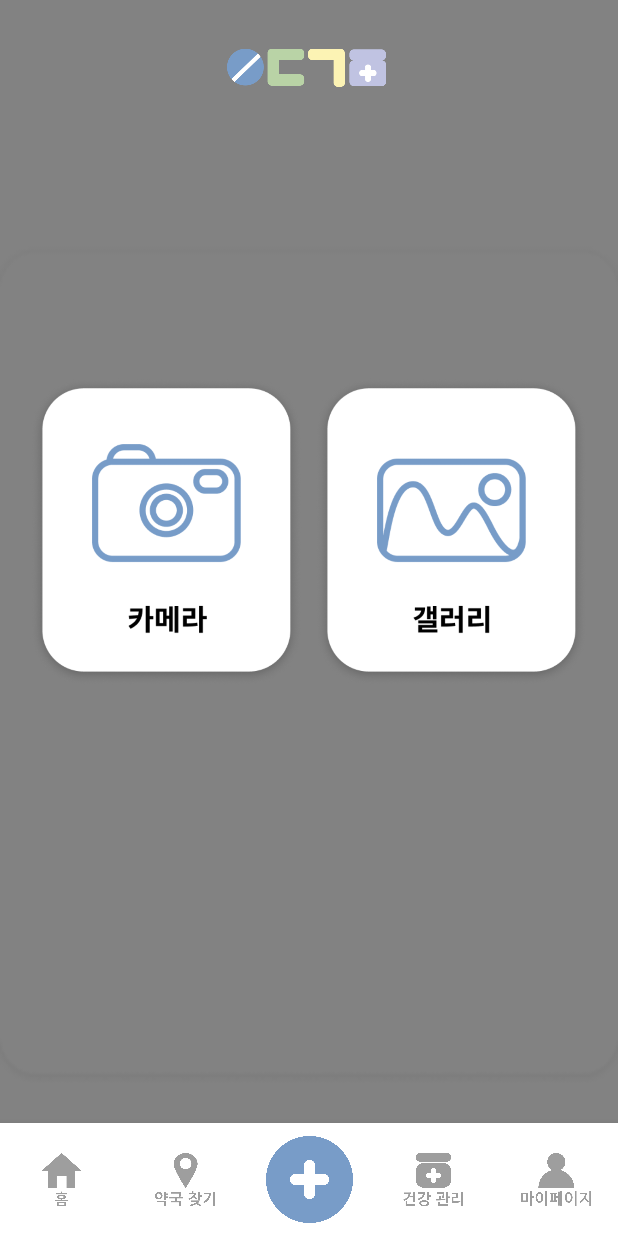
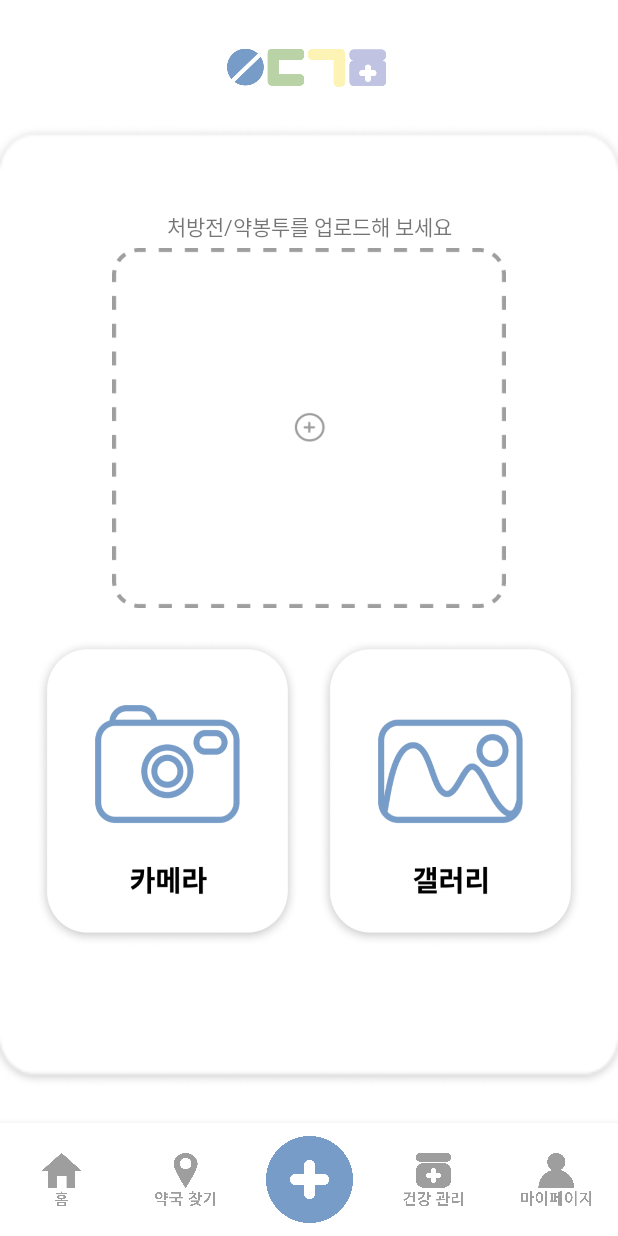
Before and after one commit to tansaurus/SWU-GURU2-9, an Android app: the NaviActivity screen opened directly, with no data from a screen before it, item 3 of the bottom bar chosen, on a phone screen of 412 x 824 dp. Run offline under Robolectric (Android 15) with nearby library versions, the phone set to English and light mode, and no system bars; libraries missing offline, so code that uses them is left out: com.google.mlkit.vision.

Commit message:
1. 화면 전환 애니메이션 2. 마커 커스텀 3. 캘린더 선택 날짜를 오늘로 기본 설정 4. 캘린더 일정 입력하지 않고 등록 누를 시 토스트 출력 5. 업로드 화면 디자인 출력

```diff
--- a/app/src/main/java/om/androidbook/medicine4/NaviActivity.kt
+++ b/app/src/main/java/om/androidbook/medicine4/NaviActivity.kt
@@ -13,13 +13,10 @@
 private const val TAG_UPLOAD = "upload_fragment"
 private const val TAG_MANAGEMENT = "management_fragment"
 private const val TAG_MYPAGE = "mypage_fragment"
-private const val TAG_PROFILE_EDIT = "mypage_profile_edit_fragment"
 
 class NaviActivity : AppCompatActivity() {
 
     private lateinit var binding: ActivityNaviBinding
-
-
 
     override fun onCreate(savedInstanceState: Bundle?) {
         super.onCreate(savedInstanceState)
@@ -45,6 +42,14 @@
     private fun setFragment(tag: String, fragment: Fragment) {
         val manager: FragmentManager = supportFragmentManager
         val fragTransaction = manager.beginTransaction()
+
+        // 애니메이션 추가
+        fragTransaction.setCustomAnimations(
+            R.anim.slide_in_right,
+            R.anim.slide_out_left,
+            R.anim.slide_in_right,
+            R.anim.slide_out_left
+        )
 
         if (manager.findFragmentByTag(tag) == null) {
             fragTransaction.add(R.id.mainFrameLayout, fragment, tag)
--- /dev/null
+++ b/app/src/main/res/anim/slide_in_right.xml
@@ -0,0 +1,7 @@
+<?xml version="1.0" encoding="utf-8"?>
+<set xmlns:android="http://schemas.android.com/apk/res/android">
+    <translate
+        android:fromXDelta="100%p"
+        android:toXDelta="0"
+        android:duration="500"/>
+</set>
--- /dev/null
+++ b/app/src/main/res/anim/slide_out_left.xml
@@ -0,0 +1,7 @@
+<?xml version="1.0" encoding="utf-8"?>
+<set xmlns:android="http://schemas.android.com/apk/res/android">
+    <translate
+        android:fromXDelta="0"
+        android:toXDelta="-100%p"
+        android:duration="500"/>
+</set>
--- /dev/null
+++ b/app/src/main/res/drawable/baseline_add_comment_24.xml
@@ -0,0 +1,5 @@
+<vector android:height="24dp" android:tint="#898F99"
+    android:viewportHeight="24" android:viewportWidth="24"
+    android:width="24dp" xmlns:android="http://schemas.android.com/apk/res/android">
+    <path android:fillColor="@android:color/white" android:pathData="M21.99,4c0,-1.1 -0.89,-2 -1.99,-2H4c-1.1,0 -2,0.9 -2,2v12c0,1.1 0.9,2 2,2h14l4,4 -0.01,-18zM17,11h-4v4h-2v-4H7V9h4V5h2v4h4v2z"/>
+</vector>
--- a/app/src/main/res/layout/fragment_upload.xml
+++ b/app/src/main/res/layout/fragment_upload.xml
@@ -1,5 +1,6 @@
 <?xml version="1.0" encoding="utf-8"?>
 <RelativeLayout xmlns:android="http://schemas.android.com/apk/res/android"
+    xmlns:app="http://schemas.android.com/apk/res-auto"
     xmlns:tools="http://schemas.android.com/tools"
     android:layout_width="match_parent"
     android:layout_height="match_parent"
@@ -18,6 +19,21 @@
         android:layout_marginRight="102dp"
         android:src="@drawable/title_small_image" />
 
+    <!-- 업로드 화면 문구 -->
+    <TextView
+        android:id="@+id/textView3"
+        android:layout_width="wrap_content"
+        android:layout_height="wrap_content"
+        android:layout_alignParentStart="true"
+        android:layout_alignParentTop="true"
+        android:layout_alignParentEnd="true"
+        android:layout_marginStart="64dp"
+        android:layout_marginTop="140dp"
+        android:layout_marginEnd="64dp"
+        android:fontFamily="@font/sejonghospital"
+        android:textAlignment="center"
+        android:text="처방전/약봉투를 업로드해 보세요"
+        android:textSize="14sp" />
 
     <!-- 카메라 버튼 -->
     <androidx.appcompat.widget.AppCompatButton
@@ -27,9 +43,9 @@
         android:layout_alignParentLeft="true"
         android:layout_alignParentTop="true"
         android:layout_alignParentRight="true"
-        android:layout_marginLeft="20dp"
-        android:layout_marginTop="252dp"
-        android:layout_marginRight="210dp"
+        android:layout_marginLeft="23dp"
+        android:layout_marginTop="426dp"
+        android:layout_marginRight="212dp"
         android:background="@drawable/camera_button_background"
         tools:ignore="SpeakableTextPresentCheck" />
 
@@ -41,9 +57,21 @@
         android:layout_alignParentLeft="true"
         android:layout_alignParentTop="true"
         android:layout_alignParentRight="true"
-        android:layout_marginLeft="210dp"
-        android:layout_marginTop="252dp"
-        android:layout_marginRight="20dp"
+        android:layout_marginLeft="212dp"
+        android:layout_marginTop="426dp"
+        android:layout_marginRight="23dp"
         android:background="@drawable/gallery_button_background"
         tools:ignore="SpeakableTextPresentCheck" />
+
+    <ImageView
+        android:id="@+id/imageView3"
+        android:layout_width="323dp"
+        android:layout_height="240dp"
+        android:layout_alignParentStart="true"
+        android:layout_alignParentTop="true"
+        android:layout_alignParentEnd="true"
+        android:layout_marginStart="23dp"
+        android:layout_marginTop="165dp"
+        android:layout_marginEnd="23dp"
+        android:src="@drawable/upload_image_background" />
 </RelativeLayout>
--- a/app/src/main/res/layout/schedulelist.xml
+++ b/app/src/main/res/layout/schedulelist.xml
@@ -2,7 +2,7 @@
 <FrameLayout
     xmlns:android="http://schemas.android.com/apk/res/android"
     android:layout_width="match_parent"
-    android:layout_height="60dp"
+    android:layout_height="70dp"
 
     android:padding="16dp">
 
@@ -28,7 +28,7 @@
         android:layout_marginLeft="30dp"
         android:layout_marginTop="0dp"
         android:fontFamily="@font/sejonghospitalbold"
-        android:textAlignment="center"
+        android:textAlignment="viewStart"
         android:textSize="13sp"
         android:textStyle="bold" />
 
@@ -42,7 +42,7 @@
         android:layout_marginLeft="30dp"
         android:layout_marginTop="20dp"
         android:fontFamily="@font/sejonghospitalbold"
-        android:textAlignment="viewStart"
+        android:textAlignment="viewEnd"
         android:textSize="8sp"
         android:textStyle="bold" />
 
```
Also changed, not shown: app/src/main/java/om/androidbook/medicine4/PharmacyFragment.kt (+6 -1 lines), app/src/main/java/om/androidbook/medicine4/ScheduleRegisterFragment.kt (+18 -3 lines), app/src/main/res/layout/fragment_calendar.xml (+28 -21 lines), app/src/main/res/drawable/inputcontent.png, app/src/main/res/drawable/marker_background.png (added), app/src/main/res/drawable/purplebar.png, app/src/main/res/drawable/upload_background.png, app/src/main/res/drawable/upload_image_background.png (added).
